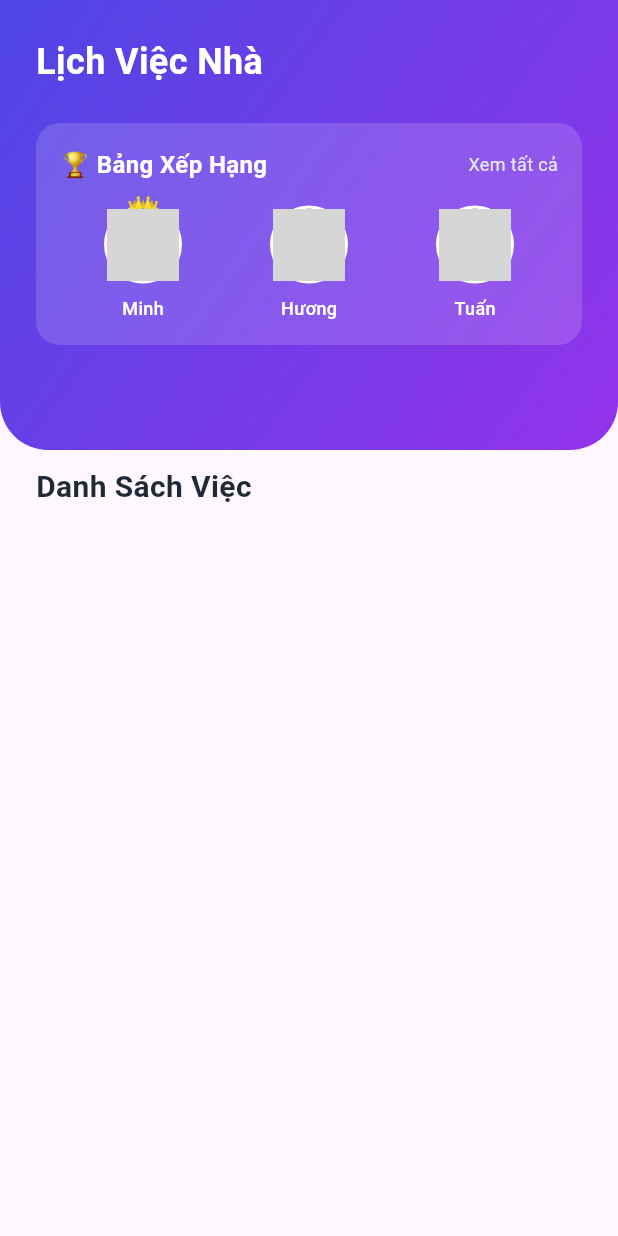
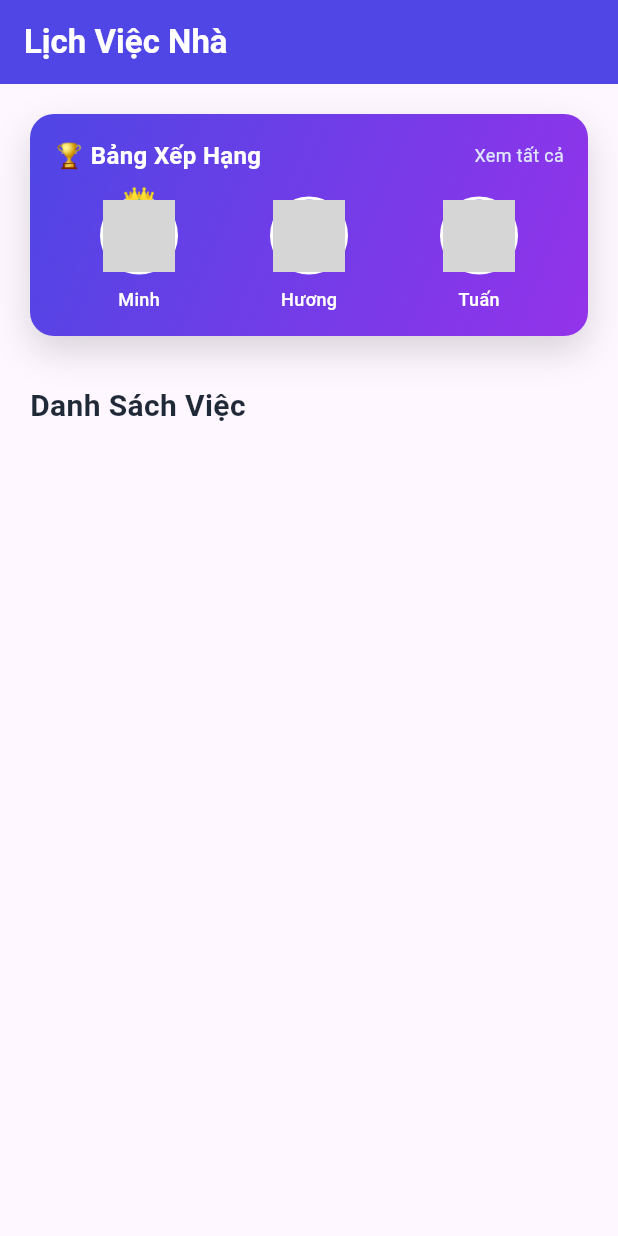
Before and after one commit to Khoahii/house_pal, a Flutter app: the MainTask screen opened directly, on a phone screen of 412 x 824 dp. Run offline on Flutter 3.47's test engine with Material 3 defaults, Android fonts, the light colour scheme and no system bars; our stand-ins replace cloud_firestore, firebase_auth, firebase_core, image_picker, shared_preferences; accounts and stored records are empty; network calls fail; grey boxes are pictures that could not be loaded.

Commit message:
features/task
- update màn UI

```diff
--- a/lib/Screens/Client/Task/main_task_screen.dart
+++ b/lib/Screens/Client/Task/main_task_screen.dart
@@ -74,7 +74,17 @@ class _MainTaskState extends State<MainTask> {
   @override
   Widget build(BuildContext context) {
     return Scaffold(
-      // Nút cộng vẫn giữ nguyên
+      appBar: AppBar(
+        title: const Text(
+          "Lịch Việc Nhà",
+          style: TextStyle(fontWeight: FontWeight.bold),
+        ),
+        centerTitle: false,
+        elevation: 0,
+        backgroundColor: const Color(0xFF4F46E5), // Màu xanh Primary
+        foregroundColor: Colors.white,
+      ),
+
       floatingActionButton: isLoadingUser
           ? null
           : (currentUser != null && currentUser!.canCreateTask && currentRoom != null)
@@ -97,55 +107,29 @@ class _MainTaskState extends State<MainTask> {
             )
           : null,
 
-      body: Stack(
-        children: [
-          // 1. NỀN GRADIENT CỐ ĐỊNH
-          Container(
-            height: 300,
-            decoration: const BoxDecoration(
-              gradient: LinearGradient(
-                begin: Alignment.topLeft,
-                end: Alignment.bottomRight,
-                colors: [Color(0xFF4F46E5), Color(0xFF9333EA)],
-              ),
-              borderRadius: BorderRadius.only(
-                bottomLeft: Radius.circular(32),
-                bottomRight: Radius.circular(32),
-              ),
-            ),
-          ),
-
-          // 2. NỘI DUNG CHIA LÀM 2 PHẦN: CỐ ĐỊNH & CUỘN
-          SafeArea(
+      // ============ BODY ============
+      body: SingleChildScrollView(
+        padding: const EdgeInsets.all(20),
         child: Column(
           crossAxisAlignment: CrossAxisAlignment.start,
           children: [
-                // ================= PHẦN CỐ ĐỊNH (KHÔNG CUỘN) =================
-                Padding(
-                  padding: const EdgeInsets.symmetric(horizontal: 24),
-                  child: Column(
-                    crossAxisAlignment: CrossAxisAlignment.start,
-                    children: [
-                      const SizedBox(height: 24),
-
-                      // Header Title
-                      const Text(
-                        'Lịch Việc Nhà',
-                        style: TextStyle(
-                          color: Colors.white,
-                          fontSize: 24,
-                          fontWeight: FontWeight.bold,
-                        ),
-                      ),
-
-                      const SizedBox(height: 24),
-
             // Bảng xếp hạng
             Container(
               padding: const EdgeInsets.all(16),
               decoration: BoxDecoration(
-                          color: Colors.white.withOpacity(0.15),
+                gradient: const LinearGradient(
+                  colors: [Color(0xFF4F46E5), Color(0xFF9333EA)],
+                  begin: Alignment.topLeft,
+                  end: Alignment.bottomRight,
+                ),
                 borderRadius: BorderRadius.circular(16),
+                boxShadow: [
+                  BoxShadow(
+                    color: Colors.black.withOpacity(0.15),
+                    blurRadius: 20,
+                    offset: const Offset(0, 10),
+                  ),
+                ],
               ),
               child: Column(
                 children: [
@@ -160,7 +144,6 @@ class _MainTaskState extends State<MainTask> {
                           fontWeight: FontWeight.bold,
                         ),
                       ),
-
                       InkWell(
                         onTap: () {
                           Navigator.push(
@@ -180,7 +163,6 @@ class _MainTaskState extends State<MainTask> {
                       ),
                     ],
                   ),
-
                   const SizedBox(height: 16),
                   Row(
                     mainAxisAlignment: MainAxisAlignment.spaceAround,
@@ -204,23 +186,13 @@ class _MainTaskState extends State<MainTask> {
               ),
             ),
 
-                      const SizedBox(height: 80),
-                    ],
-                  ),
-                ),
+            const SizedBox(height: 32),
 
-                // ================= PHẦN CUỘN (SCROLLABLE) =================
-                Expanded(
-                  child: SingleChildScrollView(
-                    padding: const EdgeInsets.symmetric(horizontal: 24),
-                    child: Column(
-                      crossAxisAlignment: CrossAxisAlignment.start,
-                      children: [
             // Tiêu đề danh sách
             Row(
               mainAxisAlignment: MainAxisAlignment.spaceBetween,
-                          children: [
-                            const Text(
+              children: const [
+                Text(
                   'Danh Sách Việc',
                   style: TextStyle(
                     color: Color(0xFF1F2937),
@@ -228,11 +200,10 @@ class _MainTaskState extends State<MainTask> {
                     fontWeight: FontWeight.bold,
                   ),
                 ),
-                            //Nút nagivator đến auto rotate screen
               ],
             ),
 
-                        const SizedBox(height: 24),
+            const SizedBox(height: 16),
 
             // Hiển thị danh sách Task từ Firestore
             if (currentRoom != null)
@@ -264,10 +235,9 @@ class _MainTaskState extends State<MainTask> {
                     itemCount: tasks.length,
                     separatorBuilder: (context, index) => const SizedBox(height: 16),
                     itemBuilder: (context, index) {
-                                  final taskDoc = tasks[index]; // Lưu DocumentSnapshot
+                      final taskDoc = tasks[index];
                       final data = taskDoc.data() as Map<String, dynamic>;
 
-                                  // Xử lý màu sắc dựa trên độ khó
                       final difficulty = data['difficulty'] ?? 'easy';
                       Color diffColor;
                       Color diffBg;
@@ -287,11 +257,9 @@ class _MainTaskState extends State<MainTask> {
                         diffLabel = 'Dễ';
                       }
 
-                                  // Xác định Reference của người được giao việc (đơn giản)
                       final DocumentReference? assigneeRef =
                           data['manualAssignedTo'] as DocumentReference?;
 
-                                  // Hiển thị name/avatar
                       return FutureBuilder<DocumentSnapshot>(
                         future: assigneeRef?.get(),
                         builder: (context, userSnapshot) {
@@ -334,16 +302,9 @@ class _MainTaskState extends State<MainTask> {
                 },
               ),
 
-                        // Khoảng trống dưới cùng (quan trọng để list cuộn lên hết không bị FAB che)
             const SizedBox(height: 100),
           ],
         ),
-                  ),
-                ),
-              ],
-            ),
-          ),
-        ],
       ),
     );
   }
--- a/lib/services/task_service.dart
+++ b/lib/services/task_service.dart
@@ -13,7 +13,7 @@ class TaskService {
         .orderBy('createdAt', descending: true)
         .snapshots()
         .map((qs) => qs.docs
-            .map((d) => Task.fromMap(d.id, d.data() as Map<String, dynamic>))
+            .map((d) => Task.fromMap(d.id, d.data()))
             .toList());
   }
 
```
Also changed, not shown: lib/Screens/Client/Task/create_task_screen.dart (line endings or trailing spaces). Lines whose indentation alone changed are shown as unchanged.
